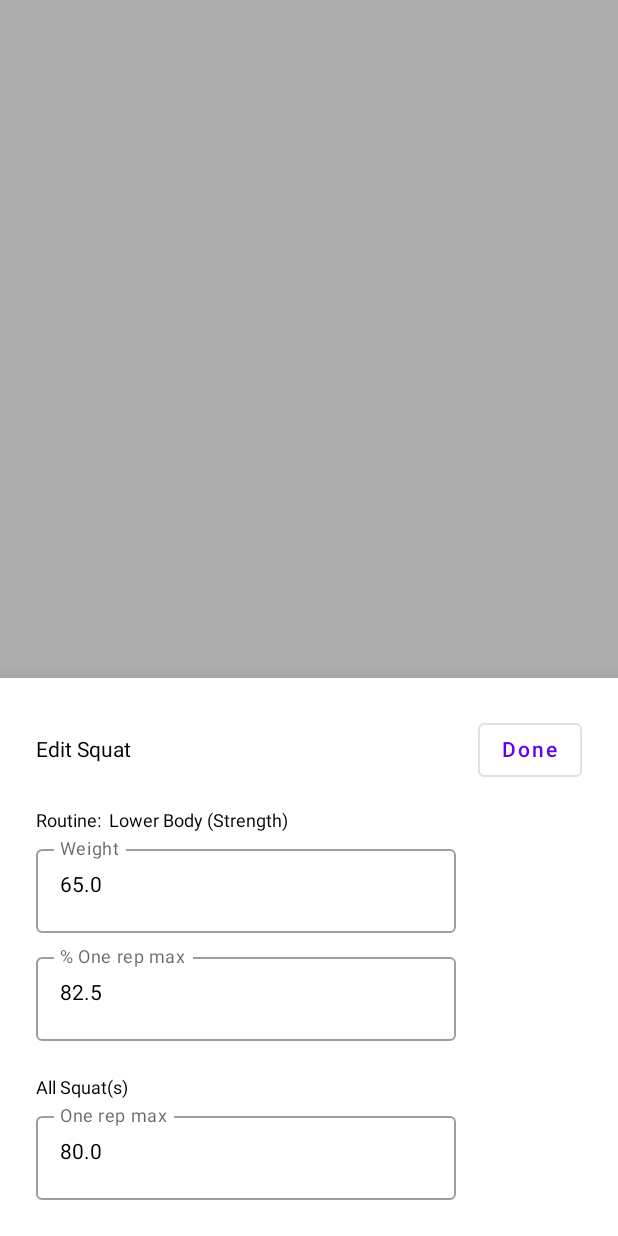
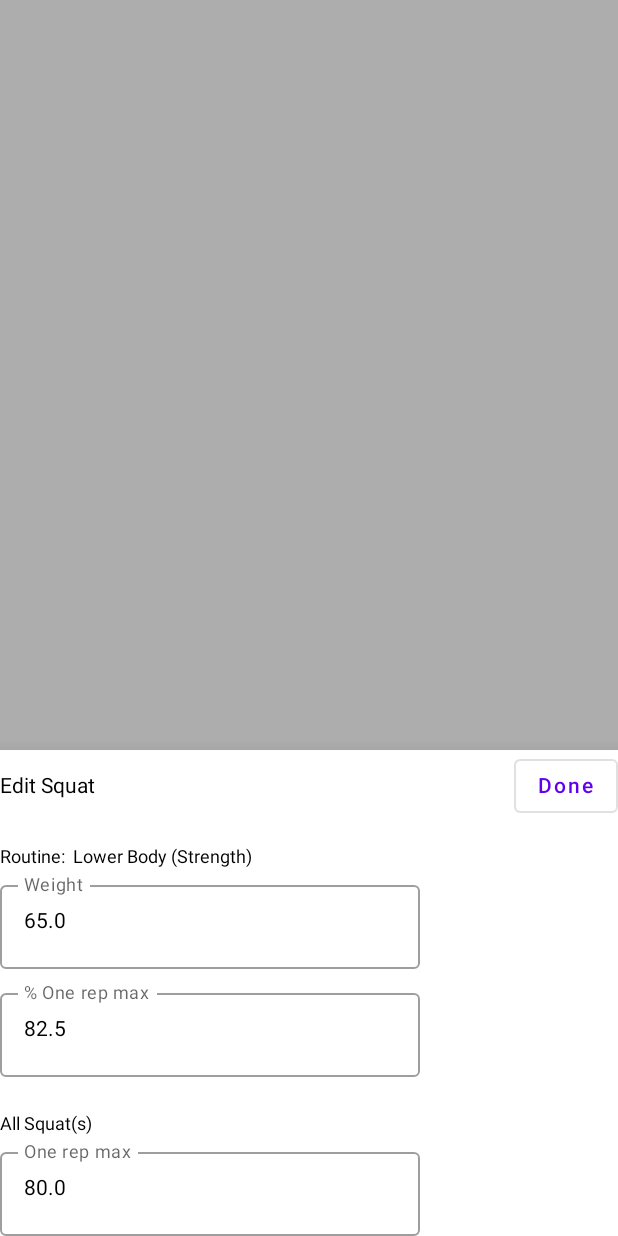
Before and after one commit to timusus/lift, an Android app built with Jetpack Compose: the @Preview function PreviewSheetContent, on a phone screen of 412 x 824 dp. Run offline under Robolectric (Android 15) with nearby library versions, the phone set to English and light mode, and no system bars.

Commit message:
Removed redundant Column

```diff
--- a/app/src/main/java/com/acompany/lift/features/exercises/components/SheetContent.kt
+++ b/app/src/main/java/com/acompany/lift/features/exercises/components/SheetContent.kt
@@ -1,6 +1,8 @@
 package com.acompany.lift.features.exercises.components
 
-import androidx.compose.foundation.layout.*
+import androidx.compose.foundation.layout.Row
+import androidx.compose.foundation.layout.Spacer
+import androidx.compose.foundation.layout.size
 import androidx.compose.material.*
 import androidx.compose.runtime.Composable
 import androidx.compose.ui.Alignment
@@ -26,11 +28,7 @@ fun SheetContent(
     onPercentOneRepMaxChanged: (Float?) -> Unit,
     onDoneClick: () -> Unit,
 ) {
-    Column(
-        modifier = Modifier
-            .heightIn(min = 120.dp)
-            .padding(24.dp)
-    ) {
+
     val keyboardController = LocalSoftwareKeyboardController.current
 
     Row(verticalAlignment = Alignment.CenterVertically) {
@@ -75,7 +73,6 @@ fun SheetContent(
         onDone = { keyboardController?.hideSoftwareKeyboard() }
     )
 }
-}
 
 @OptIn(ExperimentalMaterialApi::class)
 @Preview
```
Lines whose indentation alone changed are shown as unchanged.
